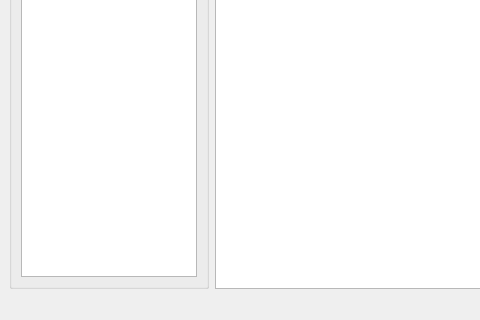
Old version of the form mainwindow.ui in the repository celesteche/SmartDict; both pictures show x 0 to 480 and y 280 to 600 of the 800 by 600 pixel window.
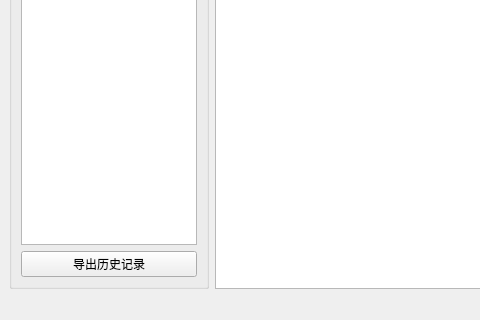
New version of the form.

Commit message: Step 9: UI 更新，添加导出历史记录按钮

What changed in the file:
```diff
--- a/mainwindow.ui
+++ b/mainwindow.ui
@@ -54,6 +54,13 @@
            </property>
           </widget>
          </item>
+         <item>
+          <widget class="QPushButton" name="exportButton">
+           <property name="text">
+            <string>导出历史记录</string>
+           </property>
+          </widget>
+         </item>
         </layout>
        </widget>
       </item>
```
The commit also changes 2 other files.
